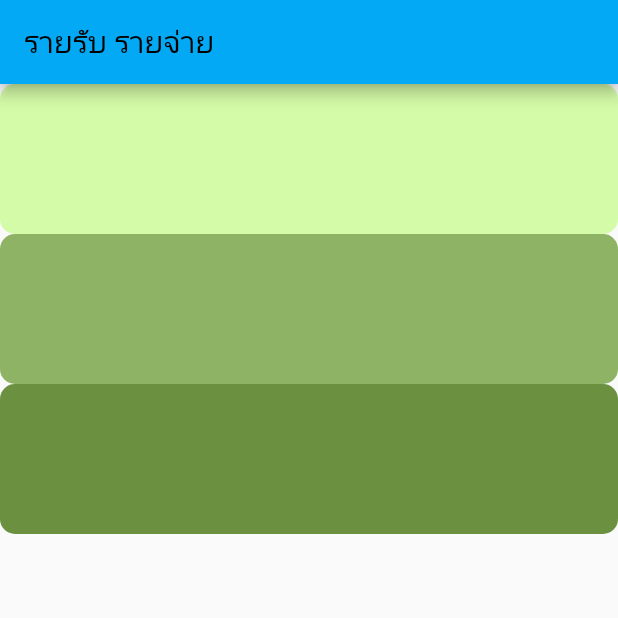
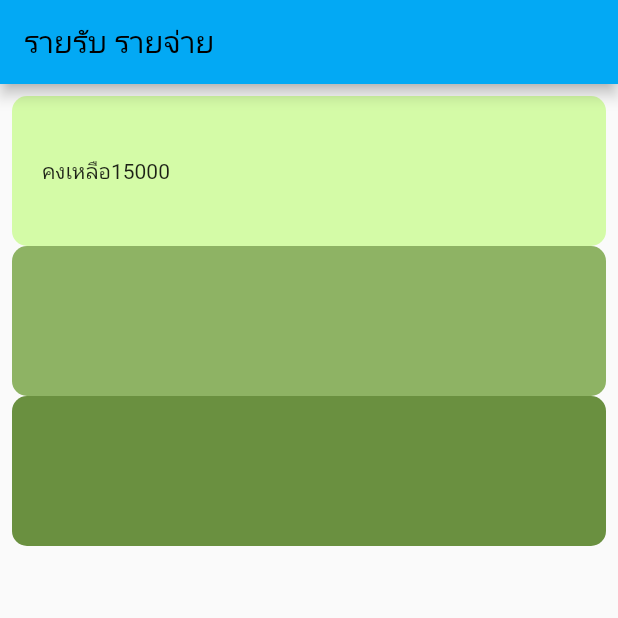
Before and after one commit to napassorn29/basic_flutter, a Flutter app: the screen it shows after launch, on a phone screen of 412 x 824 dp, the top half of it. Run offline on Flutter 3.47's test engine with Material 2 defaults, Android fonts, the light colour scheme and no system bars.

Commit message:
padding (space from the edge)

```diff
--- a/basic_flutter/basic_flutter/lib/main.dart
+++ b/basic_flutter/basic_flutter/lib/main.dart
@@ -42,14 +42,20 @@ class _MyHomePageState extends State<MyHomePage> {
         appBar: AppBar(
           title: Text("รายรับ รายจ่าย"),
         ),
-        body: Column(
+        body: Padding(
+          padding: const EdgeInsets.all(8.0),
+          child: Column(
             children: [
               //กล่องที่ใช้จองพื้นที่ ใส่รูปใส่สีได้
               Container(
+                padding: const EdgeInsets.all(20.0),
                 decoration: BoxDecoration(
                     color: const Color.fromARGB(255, 212, 251, 167),
                     borderRadius: BorderRadius.circular(10)),
                 height: 100,
+                child: Row(
+                  children: [Text("คงเหลือ"), Text("15000")],
+                ),
               ),
               Container(
                 decoration: BoxDecoration(
@@ -64,6 +70,7 @@ class _MyHomePageState extends State<MyHomePage> {
                 height: 100,
               )
             ],
+          ),
         ));
   }
 }
```
Lines whose indentation alone changed are shown as unchanged.
